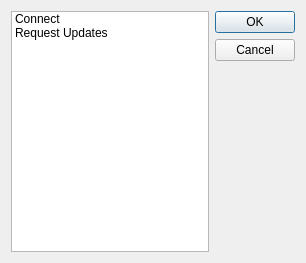
Force67/equilibrium, file code/plugins/new_idaplugin/ui/forms/RunDialog.ui: the form before one commit.
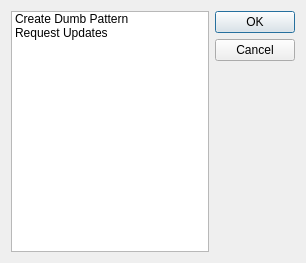
The form after the commit. Icons and pictures are not drawn.

```diff
--- a/code/plugins/new_idaplugin/ui/forms/RunDialog.ui
+++ b/code/plugins/new_idaplugin/ui/forms/RunDialog.ui
@@ -24,10 +24,7 @@
       <widget class="QListWidget" name="optionList">
        <item>
         <property name="text">
-         <string>Connect</string>
-        </property>
-        <property name="whatsThis">
-         <string/>
+         <string>Create Dumb Pattern</string>
         </property>
        </item>
        <item>
```
